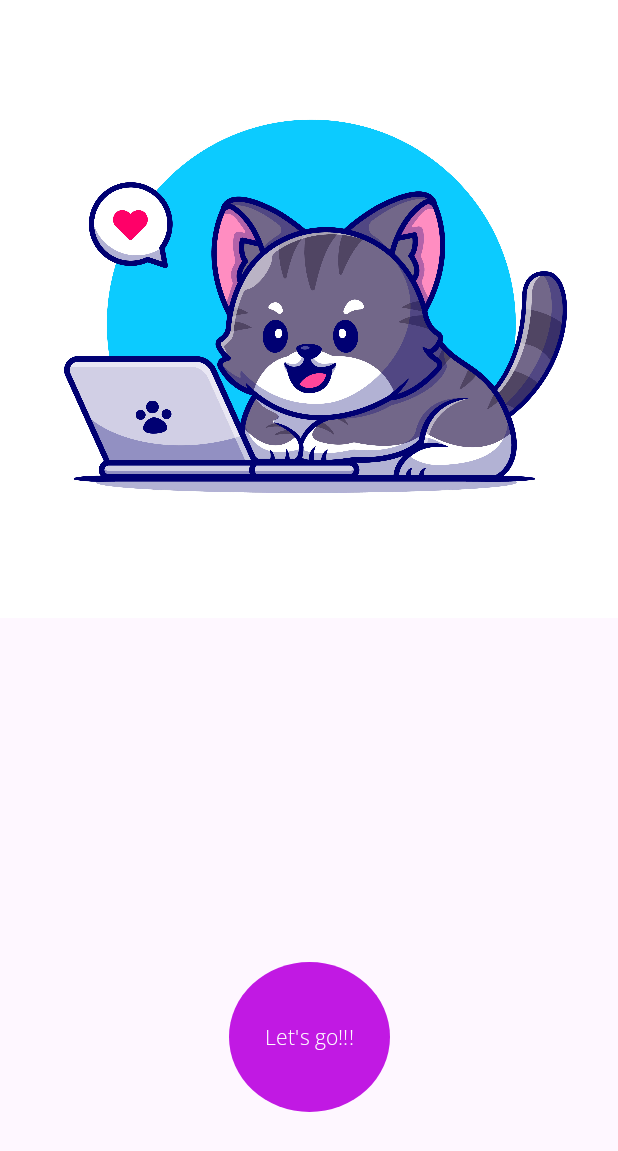
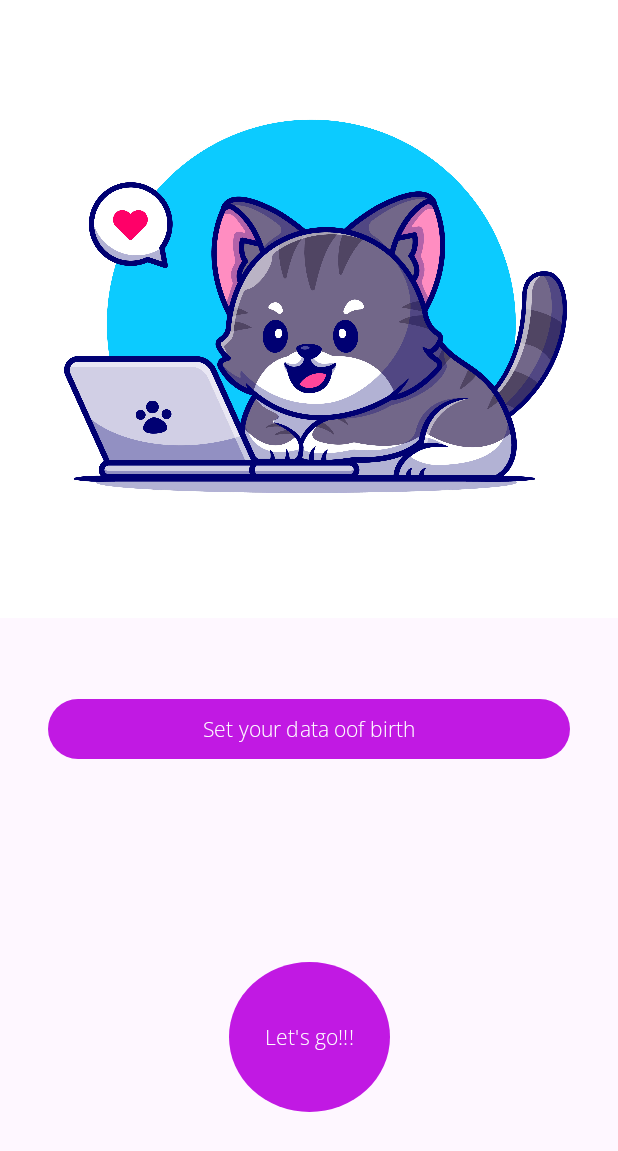
Before and after one commit to Patseev1987/android-homework, an Android app: the screen it shows after launch (MainActivity), on a phone screen of 412 x 824 dp. Shown: the top 1151 px of the screen. Run offline under Robolectric (Android 15) with nearby library versions, the phone set to English and light mode, and no system bars.

Commit message:
add m9 homework

```diff
--- a/m9_quiz_localization/src/main/res/layout/fragment_start.xml
+++ b/m9_quiz_localization/src/main/res/layout/fragment_start.xml
@@ -8,7 +8,7 @@
         tools:context=".StartFragment">
 
     <ImageView
-            android:id="@+id/imageViewWelcomePicture"
+            android:id="@+id/iv_welcome_picture"
             android:layout_width="match_parent"
             android:layout_height="wrap_content"
             app:srcCompat="@drawable/__04"
@@ -26,9 +26,16 @@
             app:layout_constraintStart_toStartOf="parent"
             app:layout_constraintEnd_toEndOf="parent"
             app:layout_constraintBottom_toBottomOf="parent"
-            app:layout_constraintTop_toBottomOf="@+id/imageViewWelcomePicture"
+            app:layout_constraintTop_toBottomOf="@+id/iv_welcome_picture"
             app:layout_constraintVertical_bias="0.82"
             android:layout_marginBottom="32dp"/>
-
+    <Button
+            android:id="@+id/b_set_data_of_birth"
+            android:layout_width="match_parent"
+            android:layout_height="wrap_content"
+            android:text="@string/set_your_data_oof_birth"
+            app:layout_constraintTop_toBottomOf="@+id/iv_welcome_picture"
+            android:layout_marginHorizontal="32dp"
+            android:layout_marginTop="50dp"/>
 
 </androidx.constraintlayout.widget.ConstraintLayout>
--- a/m9_quiz_localization/src/main/res/values/strings.xml
+++ b/m9_quiz_localization/src/main/res/values/strings.xml
@@ -15,6 +15,8 @@
     <string name="you_should_choose_answer_on_the_third_question">You should choose answer on the third question
     </string>
     <string name="in_case_the_right_answer_is">In %d case the right answer is:\n%s\n\n</string>
+    <string name="set_your_data_oof_birth">Set your data oof birth</string>
+    <string name="your_date_of_birth_is">Your date of birth -> %s</string>
 
     <string-array name="question_arrays">
         <item>Where is the archive for this lesson?</item>
```
Also changed, not shown: m9_quiz_localization/src/main/java/com/example/m9_quiz_localization/StartFragment.kt (+36 -0 lines), 1 other file.
